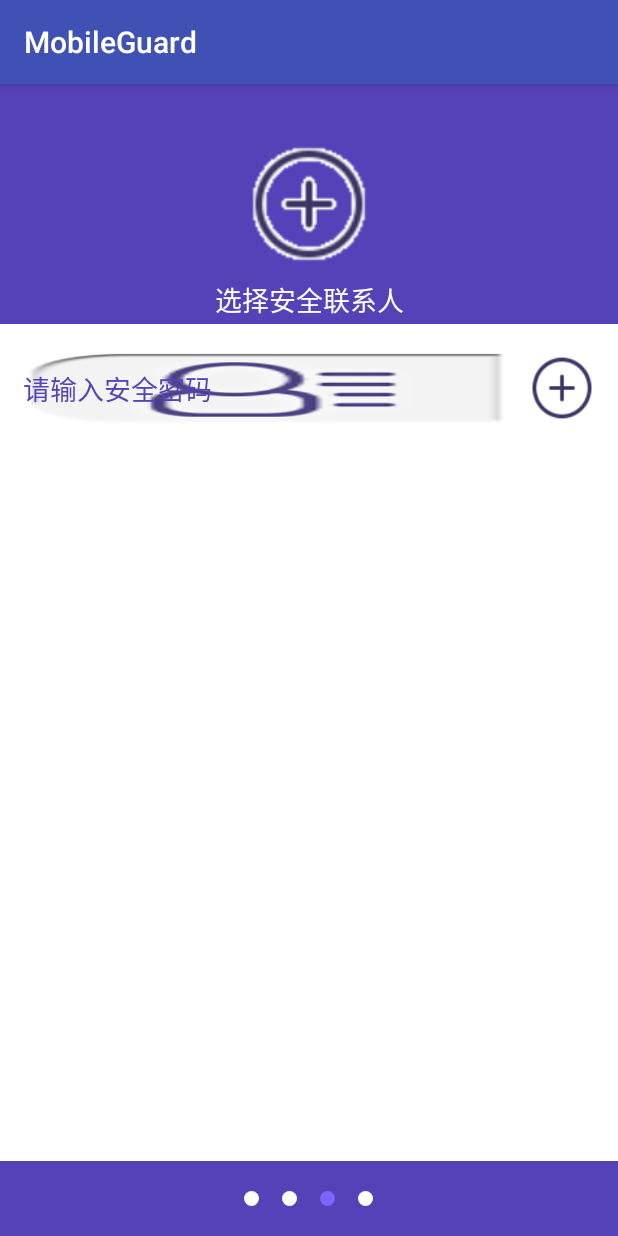
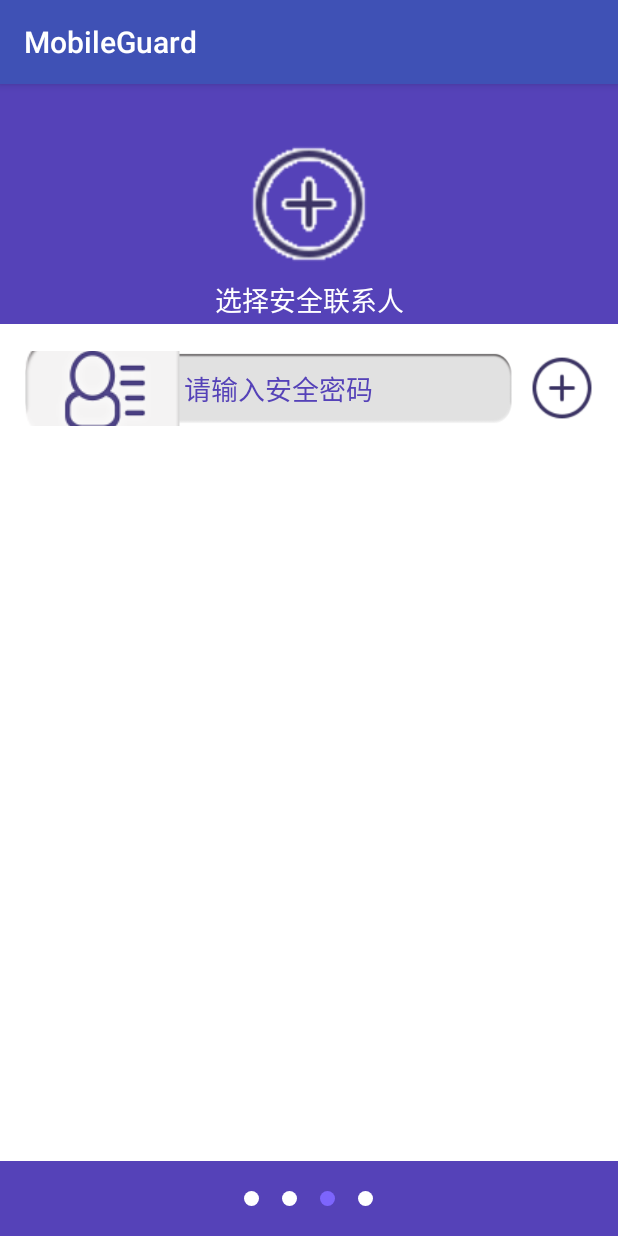
Before and after one commit to zjqzjiqzjq/MobileGuard, an Android app: the Setup3Activity screen opened directly, with no data from a screen before it, on a phone screen of 412 x 824 dp. Run offline under Robolectric (Android 15) with nearby library versions, the phone set to English and light mode, and no system bars.

Commit message:
更改错误

```diff
--- a/app/src/main/res/layout/activity_setup_3.xml
+++ b/app/src/main/res/layout/activity_setup_3.xml
@@ -41,7 +41,8 @@
                 android:layout_width="match_parent"
                 android:layout_height="50dp"
                 android:layout_weight="5"
-                android:background="@drawable/contact_et_left_icon"
+                android:background="@drawable/coner_white_rec"
+                android:drawableLeft="@drawable/contact_et_left_icon"
                 android:hint="请输入安全密码"
                 android:inputType="phone"
                 android:textColorHint="@color/purple"/>
```
Also changed, not shown: app/src/main/res/drawable/coner_white_rec.png (added).
